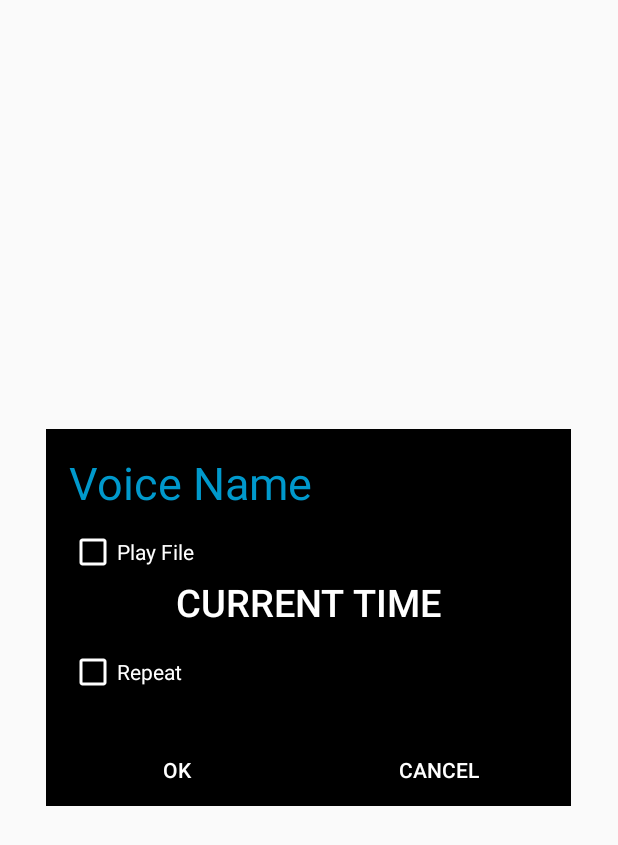
After one commit to truedev0420/VoiceLikeMe-Android, an Android app: the layout dialog_alarm_manager.xml on its own in the app's theme, with its tools: preview values and no code run, on a phone screen of 412 x 824 dp. The commit adds this screen. Shown: the top 845 px of the screen. Run offline under Robolectric (Android 15) with nearby library versions, the phone set to English and light mode, and no system bars.

Commit message:
AlarmManagerDialog integrated

```diff
--- a/app/src/main/AndroidManifest.xml
+++ b/app/src/main/AndroidManifest.xml
@@ -54,6 +54,11 @@
           android:name="android.support.PARENT_ACTIVITY"
           android:value="com.appbestsmile.voicelikeme.activities.MainActivity"/>
     </activity>
+
+
+    <receiver android:name=".alarm_manager.AlarmReceiver"/>
+    <receiver android:name=".alarm_manager.NotificationReceiver" />
+
   </application>
 
 </manifest>
--- a/app/src/main/java/com/appbestsmile/voicelikeme/playlist/PlayListMVPView.java
+++ b/app/src/main/java/com/appbestsmile/voicelikeme/playlist/PlayListMVPView.java
@@ -43,6 +43,8 @@ public interface PlayListMVPView extends IMVPView {
 
   void showDeleteFileDialog(int position);
 
+  void showScheduleFileDialog(int position);
+
   void updateProgressInListItem(Integer position);
 
   void updateTimerInListItem(int position);
--- a/app/src/main/java/com/appbestsmile/voicelikeme/playlist/PlayListPresenter.java
+++ b/app/src/main/java/com/appbestsmile/voicelikeme/playlist/PlayListPresenter.java
@@ -31,4 +31,6 @@ public interface PlayListPresenter<V extends PlayListMVPView> extends IMVPPresen
   void replayFileClicked(int position);
 
   void replayFile(int position, int value);
+
+  void scheduleFileClicked(int position);
 }
--- a/app/src/main/java/com/appbestsmile/voicelikeme/playlist/PlayListPresenterImpl.java
+++ b/app/src/main/java/com/appbestsmile/voicelikeme/playlist/PlayListPresenterImpl.java
@@ -193,6 +193,11 @@ public class PlayListPresenterImpl<V extends PlayListMVPView> extends BasePresen
     onListItemClick(adapterPosition, value);
   }
 
+  @Override
+  public void scheduleFileClicked(int position) {
+    getAttachedView().showScheduleFileDialog(position);
+  }
+
   @Override public void deleteFileClicked(int position) {
     getAttachedView().showDeleteFileDialog(position);
   }
--- /dev/null
+++ b/app/src/main/res/drawable/button_black.xml
@@ -0,0 +1,18 @@
+<?xml version="1.0" encoding="utf-8"?>
+
+<selector xmlns:android="http://schemas.android.com/apk/res/android">
+    <item
+        android:state_enabled="false"
+        android:drawable="@android:color/black" />
+    <item
+        android:state_pressed="true"
+        android:state_enabled="true"
+        android:drawable="@android:color/white" />
+    <item
+        android:state_focused="true"
+        android:state_enabled="true"
+        android:drawable="@android:color/white" />
+    <item
+        android:state_enabled="true"
+        android:drawable="@android:color/black" />
+</selector>
--- /dev/null
+++ b/app/src/main/res/drawable/button_white_text.xml
@@ -0,0 +1,4 @@
+<selector xmlns:android="http://schemas.android.com/apk/res/android">
+    <item android:state_pressed="false" android:color="@android:color/white"  />
+    <item android:state_pressed="true" android:color="@android:color/black"  />
+</selector>
--- /dev/null
+++ b/app/src/main/res/drawable/weekday_background.xml
@@ -0,0 +1,4 @@
+<selector xmlns:android="http://schemas.android.com/apk/res/android">
+    <item android:state_checked="false" android:drawable="@drawable/weekday_background_unchecked"  />
+    <item android:state_checked="true" android:drawable="@drawable/weekday_background_checked"  />
+</selector>
--- /dev/null
+++ b/app/src/main/res/drawable/weekday_background_checked.xml
@@ -0,0 +1,5 @@
+<shape xmlns:android="http://schemas.android.com/apk/res/android"
+    android:shape="rectangle">
+    <corners android:radius="18dp" />
+    <solid android:color="@android:color/white" />
+</shape>
--- /dev/null
+++ b/app/src/main/res/drawable/weekday_background_unchecked.xml
@@ -0,0 +1,5 @@
+<shape xmlns:android="http://schemas.android.com/apk/res/android"
+    android:shape="rectangle">
+    <corners android:radius="18dp" />
+    <solid android:color="@color/toggle_back_unchecked" />
+</shape>
--- /dev/null
+++ b/app/src/main/res/drawable/weekday_text.xml
@@ -0,0 +1,4 @@
+<selector xmlns:android="http://schemas.android.com/apk/res/android">
+    <item android:state_checked="false" android:color="@android:color/white"  />
+    <item android:state_checked="true" android:color="@android:color/black"  />
+</selector>
--- /dev/null
+++ b/app/src/main/res/layout/dialog_alarm_manager.xml
@@ -0,0 +1,205 @@
+<?xml version="1.0" encoding="utf-8"?>
+<LinearLayout xmlns:android="http://schemas.android.com/apk/res/android"
+    xmlns:tools="http://schemas.android.com/tools"
+    android:layout_width="350dp"
+    android:layout_height="wrap_content"
+    android:orientation="vertical"
+    android:background="@android:color/black"
+    android:padding="0dp"
+    android:layout_gravity="center">
+
+    <LinearLayout
+        android:layout_width="match_parent"
+        android:layout_height="wrap_content"
+        android:orientation="vertical"
+        android:padding="15dp">
+
+        <TextView
+            android:id="@+id/textVoiceName"
+            android:layout_width="match_parent"
+            android:layout_height="wrap_content"
+            android:text="Voice Name"
+            android:textSize="30dp"
+            android:textColor="@android:color/holo_blue_dark"/>
+
+        <CheckBox
+            android:id="@+id/checkPlay"
+            android:layout_width="wrap_content"
+            android:layout_height="wrap_content"
+            android:textColor="@android:color/white"
+            android:text="@string/alarm_play"
+            android:buttonTint="@android:color/white"
+            android:layout_marginTop="10dp"/>
+
+        <LinearLayout
+            android:id="@+id/layoutPlay"
+            android:layout_width="match_parent"
+            android:layout_height="wrap_content"
+            android:visibility="gone">
+
+            <TextView
+                android:layout_width="0dp"
+                android:layout_height="wrap_content"
+                android:text="@string/alarm_play_count"
+                android:textColor="@android:color/white"
+                android:layout_weight=".50"
+                android:layout_gravity="center"/>
+
+            <EditText
+                android:id="@+id/editPlays"
+                android:layout_width="0dp"
+                android:layout_weight=".50"
+                android:layout_height="wrap_content"
+                android:inputType="number"
+                android:textAlignment="textEnd"
+                android:layout_gravity="end"
+                android:text="5"
+                android:textColor="@android:color/white"/>
+
+        </LinearLayout>
+
+        <Button
+            android:id="@+id/btnTime"
+            android:layout_width="match_parent"
+            android:layout_height="wrap_content"
+            android:background="@android:color/transparent"
+            android:gravity="start"
+            android:text="Current Time"
+            android:textSize="25dp"
+            android:textAlignment="center"
+            android:textColor="@drawable/button_white_text"
+            tools:ignore="RtlCompat" />
+
+        <CheckBox
+            android:id="@+id/checkRepeat"
+            android:layout_width="wrap_content"
+            android:layout_height="wrap_content"
+            android:textColor="@android:color/white"
+            android:text="@string/alarm_repeat"
+            android:buttonTint="@android:color/white"
+            android:layout_marginBottom="10dp"/>
+
+        <LinearLayout
+            android:id="@+id/layoutWeekday"
+            android:layout_width="match_parent"
+            android:layout_height="wrap_content"
+            android:visibility="gone">
+
+            <ToggleButton
+                android:id="@+id/sunday"
+                android:layout_width="36dp"
+                android:layout_height="36dp"
+                android:textOff="@string/weekday_sunday"
+                android:textOn="@string/weekday_sunday"
+                android:textSize="16dp"
+                android:textColor="@drawable/weekday_text"
+                android:background="@drawable/weekday_background"
+                android:layout_marginRight="10dp"
+                android:checked="true"/>
+
+
+            <ToggleButton
+                android:id="@+id/monday"
+                android:layout_width="36dp"
+                android:layout_height="36dp"
+                android:textOff="@string/weekday_monday"
+                android:textOn="@string/weekday_monday"
+                android:textSize="16dp"
+                android:textColor="@drawable/weekday_text"
+                android:background="@drawable/weekday_background"
+                android:layout_marginRight="10dp"
+                android:checked="true"/>
+
+
+            <ToggleButton
+                android:id="@+id/tuesday"
+                android:layout_width="36dp"
+                android:layout_height="36dp"
+                android:textOff="@string/weekday_tueday"
+                android:textOn="@string/weekday_tueday"
+                android:textSize="16dp"
+                android:textColor="@drawable/weekday_text"
+                android:background="@drawable/weekday_background"
+                android:layout_marginRight="10dp"
+                android:checked="true"/>
+
+
+            <ToggleButton
+                android:id="@+id/wednesday"
+                android:layout_width="36dp"
+                android:layout_height="36dp"
+                android:textOff="@string/weekday_wednesday"
+                android:textOn="@string/weekday_wednesday"
+                android:textSize="16dp"
+                android:textColor="@drawable/weekday_text"
+                android:background="@drawable/weekday_background"
+                android:layout_marginRight="10dp"
+                android:checked="true"/>
+
+
+            <ToggleButton
+                android:id="@+id/thursday"
+                android:layout_width="36dp"
+                android:layout_height="36dp"
+                android:textOff="@string/weekday_thursday"
+                android:textOn="@string/weekday_thursday"
+                android:textSize="16dp"
+                android:textColor="@drawable/weekday_text"
+                android:background="@drawable/weekday_background"
+                android:layout_marginRight="10dp"
+                android:checked="true"/>
+
+
+            <ToggleButton
+                android:id="@+id/friday"
+                android:layout_width="36dp"
+                android:layout_height="36dp"
+                android:textOff="@string/weekday_friday"
+                android:textOn="@string/weekday_friday"
+                android:textSize="16dp"
+                android:textColor="@drawable/weekday_text"
+                android:background="@drawable/weekday_background"
+                android:layout_marginRight="10dp"
+                android:checked="true"/>
+
+
+            <ToggleButton
+                android:id="@+id/saturday"
+                android:layout_width="36dp"
+                android:layout_height="36dp"
+                android:textOff="@string/weekday_saturday"
+                android:textOn="@string/weekday_saturday"
+                android:textSize="16dp"
+                android:textColor="@drawable/weekday_text"
+                android:background="@drawable/weekday_background"
+                android:layout_marginRight="10dp"
+                android:checked="true"/>
+
+        </LinearLayout>
+    </LinearLayout>
+
+    <LinearLayout
+        android:layout_width="match_parent"
+        android:layout_height="wrap_content"
+        android:orientation="horizontal">
+
+        <Button
+            android:id="@+id/btnOK"
+            android:text="@string/dialog_action_ok"
+            android:layout_width="0dp"
+            android:layout_height="wrap_content"
+            android:layout_weight=".50"
+            android:background="@drawable/button_black"
+            android:textColor="@drawable/button_white_text"/>
+
+        <Button
+            android:id="@+id/btnCancel"
+            android:text="@string/dialog_action_cancel"
+            android:layout_width="0dp"
+            android:layout_height="wrap_content"
+            android:layout_weight=".50"
+            android:background="@drawable/button_black"
+            android:textColor="@drawable/button_white_text"/>
+
+    </LinearLayout>
+</LinearLayout>
--- a/app/src/main/res/values/colors.xml
+++ b/app/src/main/res/values/colors.xml
@@ -6,6 +6,7 @@
 
   <color name="av_color_bg">#8f367c</color>
   <color name="transparent">#FFFFFFFF</color>
+  <color name="toggle_back_unchecked">#2d2e31</color>
 
   <!--Accent Color Collection-->
 
--- a/app/src/main/res/values/strings.xml
+++ b/app/src/main/res/values/strings.xml
@@ -24,6 +24,20 @@
   <string name="dialog_file_rename">Rename File</string>
   <string name="dialog_file_delete">Delete File</string>
   <string name="dialog_file_replay">Replay File</string>
+  <string name="dialog_file_schedule">Schedule File</string>
+
+  <string name="alarm_repeat">Repeat</string>
+  <string name="alarm_play">Play File</string>
+  <string name="alarm_play_count">Play Count</string>
+
+  <string name="weekday_sunday">S</string>
+  <string name="weekday_monday">M</string>
+  <string name="weekday_tueday">T</string>
+  <string name="weekday_wednesday">W</string>
+  <string name="weekday_thursday">T</string>
+  <string name="weekday_friday">F</string>
+  <string name="weekday_saturday">S</string>
+
 
   <string name="dialog_action_cancel">Cancel</string>
   <string name="dialog_action_ok">OK</string>
```
Also changed, not shown: app/src/main/java/com/appbestsmile/voicelikeme/alarm_manager/AlarmManagerDialog.java (added, +208 -0 lines), app/src/main/java/com/appbestsmile/voicelikeme/alarm_manager/AlarmReceiver.java (added, +89 -0 lines), app/src/main/java/com/appbestsmile/voicelikeme/alarm_manager/NotificationReceiver.java (added, +20 -0 lines), app/src/main/java/com/appbestsmile/voicelikeme/playlist/PlayListFragment.java (+10 -0 lines), 1 other file.
